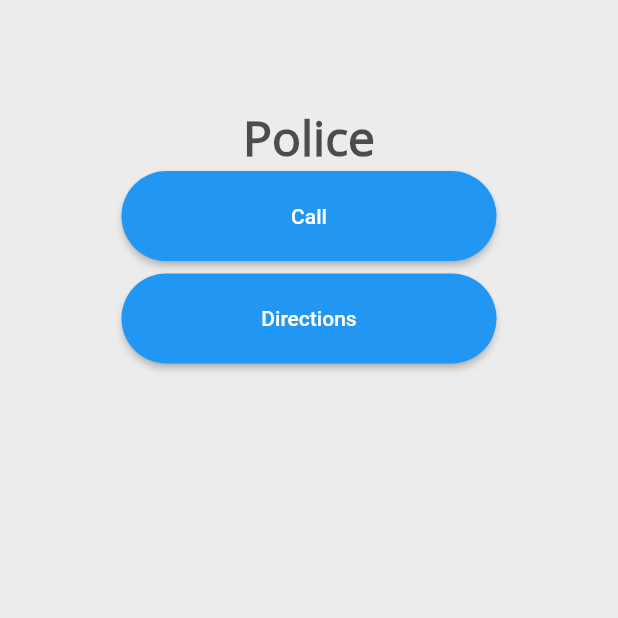
After one commit to shobhitaa/Crime-Curber, a Flutter app: the screen it shows after launch, after a tap on "Continue with Google", after a tap on "Police", on a phone screen of 412 x 824 dp, the top half of it. The commit adds this screen. Run offline on Flutter 3.47's test engine with Material 2 defaults, Android fonts, the phone set to English and light mode, and no system bars.

Commit message:
Added screens
-hospital
-police

```diff
--- a/lib/main_screen.dart
+++ b/lib/main_screen.dart
@@ -1,5 +1,7 @@
 import 'package:flutter/material.dart';
 import 'package:crime_curber/constants.dart';
+import 'package:crime_curber/police.dart';
+import 'package:crime_curber/hospital.dart';
 
 class MainView extends StatefulWidget {
   @override
@@ -63,6 +65,10 @@ class _MainViewState extends State<MainView> {
                     Container(
                       height: 100,
                       width: 110,
+                      child: GestureDetector(
+                        onTap: () {Navigator.push(context, MaterialPageRoute(builder: (context) {
+                          return HospitalBody();
+                        }));},
                         child: Card(
                             color: Colors.white,
                             elevation: 8,
@@ -79,6 +85,7 @@ class _MainViewState extends State<MainView> {
                                         fontSize: 13
                                     ))],
                             )),
+                      ),
                     ),
                     Container(
                       height: 100,
@@ -107,6 +114,11 @@ class _MainViewState extends State<MainView> {
                     Container(
                       height: 100,
                       width: 110,
+                      child: GestureDetector(
+                        onTap: () {Navigator.push(context, MaterialPageRoute(builder: (context) {
+                          return PoliceBody();
+                        }));
+                        },
                         child: Card(
                             color: Colors.white,
                             elevation: 8,
@@ -123,6 +135,7 @@ class _MainViewState extends State<MainView> {
                                         fontSize: 13
                                     ))],
                             )),
+                      ),
                     ),
                     Container(
                       height: 100,
--- /dev/null
+++ b/lib/police.dart
@@ -0,0 +1,51 @@
+import "package:flutter/material.dart";
+import 'package:crime_curber/constants.dart';
+
+class PoliceBody extends StatefulWidget {
+  @override
+  _PoliceBodyState createState() => _PoliceBodyState();
+}
+
+class _PoliceBodyState extends State<PoliceBody> {
+  @override
+  Widget build(BuildContext context) {
+    Size size = MediaQuery.of(context).size;
+    return Container(
+        color: light_gray_bg,
+        child: Column(
+          children: <Widget>[
+            SizedBox(height: size.height * 0.085),
+            Text("Police",
+                style: TextStyle(
+                    fontFamily: 'OpenSans',
+                    fontSize: 32,
+                    color: const Color(0xba101010),
+                    decoration: TextDecoration.none,
+                    fontWeight: FontWeight.bold)),
+            Container(
+              width: 250,
+              height: 60,
+              child: ElevatedButton(onPressed: () {},
+                  style: ElevatedButton.styleFrom(
+                    shape: RoundedRectangleBorder(
+                      borderRadius: new BorderRadius.circular(30.0)
+                    )
+                  ),
+                  child: Text("Call")),
+            ),
+            SizedBox(height: size.height * 0.01),
+            Container(
+              width: 250,
+              height: 60,
+              child: ElevatedButton(onPressed: () {},
+                  style: ElevatedButton.styleFrom(
+                      shape: RoundedRectangleBorder(
+                          borderRadius: new BorderRadius.circular(30.0)
+                      )
+                  ),
+                  child: Text("Directions")),
+            )
+          ],
+        ));
+  }
+}
```
Also changed, not shown: lib/hospital.dart (added, +50 -0 lines). Lines whose indentation alone changed are shown as unchanged.
